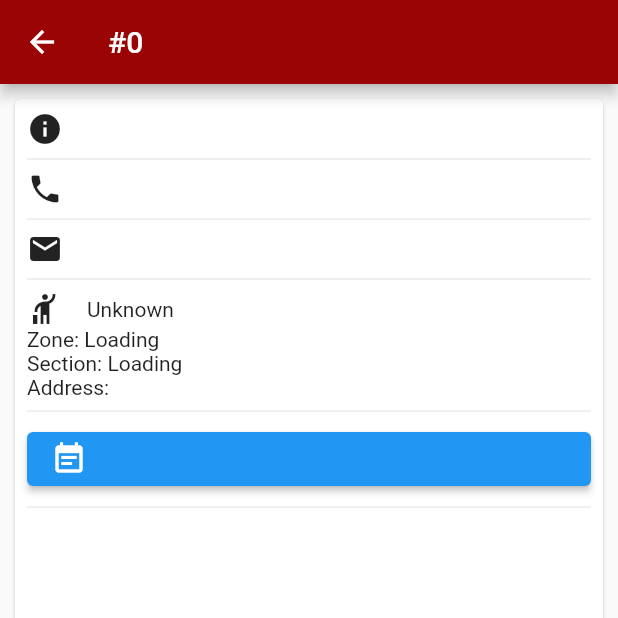
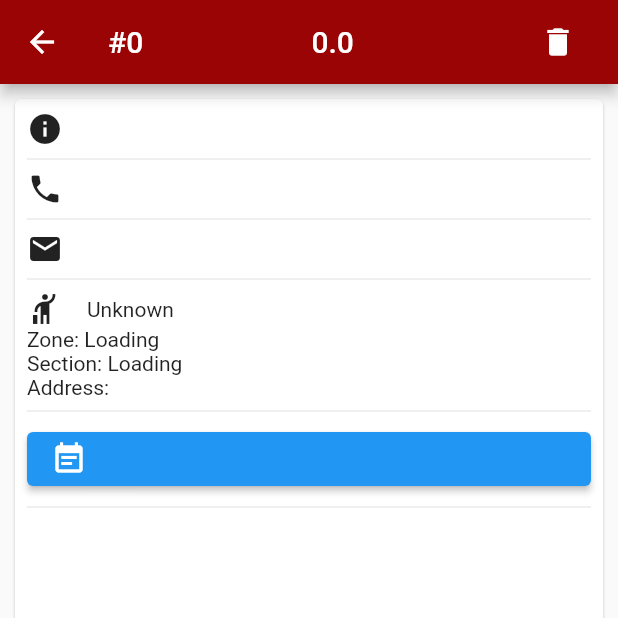
Before and after one commit to anasalatasi/Jallaliefern_taking_order_app, a Flutter app: the OrderInfo screen opened directly with empty values, on a phone screen of 412 x 824 dp, the top half of it. Run offline on Flutter 3.47's test engine with Material 2 defaults, Android fonts, the phone set to English and light mode, and no system bars; our stand-ins replace device_info, firebase_core, firebase_messaging, flutter_bloc, flutter_countdown_timer, flutter_local_notifications and 5 more; missing offline and left inert: dart:ffi, duration_picker; accounts and stored records are empty.

Commit message:
Added Delete button and total price

```diff
--- a/lib/screens/order_info_screen.dart
+++ b/lib/screens/order_info_screen.dart
@@ -307,8 +307,19 @@ class OrderInfo extends StatelessWidget {
     return Scaffold(
       appBar: AppBar(
           backgroundColor: Kcolor,
-          title: Text(
-            "#${order.id}",
+          title: Row(
+            mainAxisAlignment: MainAxisAlignment.spaceBetween,
+            children: [
+              Text(
+                "#${order.id}",
+              ),
+              Text('${order.totalPrice}'),
+              IconButton(onPressed: (){},
+                icon:
+                    Icon(Icons.delete),
+
+              ),
+            ],
           )),
       body: Column(
         mainAxisAlignment: MainAxisAlignment.spaceBetween,
```
